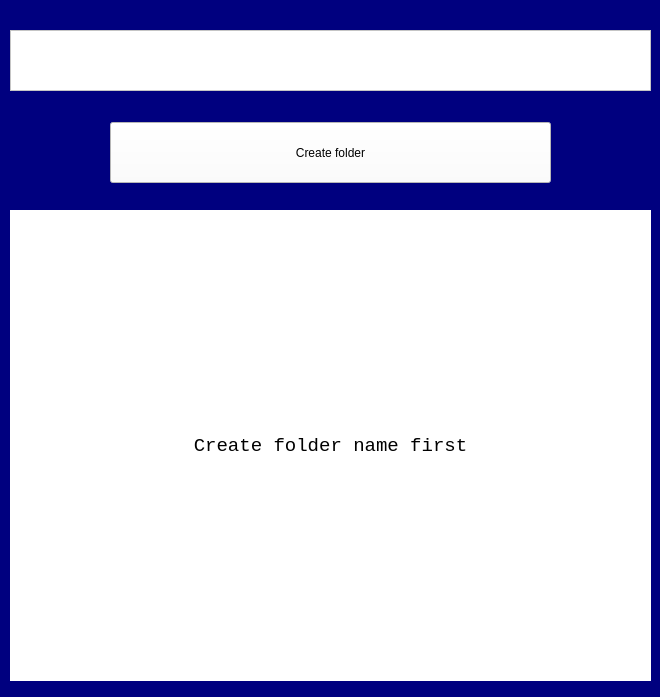
Before: the Qt Designer form untitled.ui in Fsociety-Mrn/AIoT-Smartlock, drawn with Qt 5.
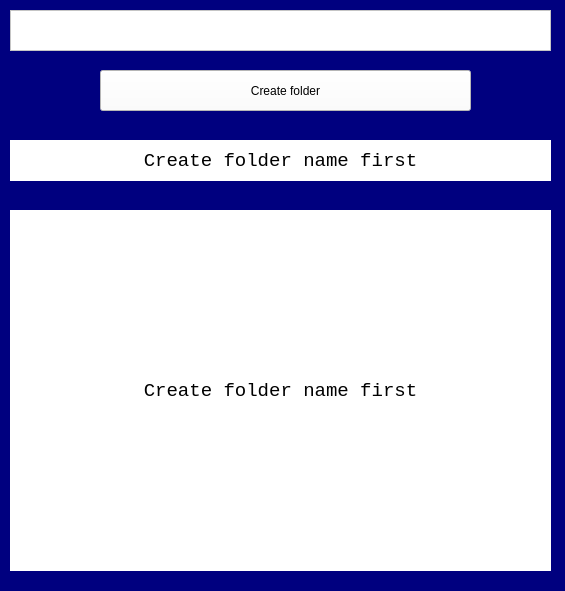
After: the same form once the commit is applied.

```diff
--- a/untitled.ui
+++ b/untitled.ui
@@ -9,8 +9,8 @@
    <rect>
     <x>0</x>
     <y>0</y>
-    <width>660</width>
-    <height>697</height>
+    <width>565</width>
+    <height>591</height>
    </rect>
   </property>
   <property name="windowTitle">
@@ -31,8 +31,8 @@
      <rect>
       <x>10</x>
       <y>210</y>
-      <width>641</width>
-      <height>471</height>
+      <width>541</width>
+      <height>361</height>
      </rect>
     </property>
     <property name="font">
@@ -55,9 +55,9 @@
     <property name="geometry">
      <rect>
       <x>10</x>
-      <y>30</y>
-      <width>641</width>
-      <height>61</height>
+      <y>10</y>
+      <width>541</width>
+      <height>41</height>
      </rect>
     </property>
     <property name="styleSheet">
@@ -67,10 +67,10 @@
    <widget class="QPushButton" name="pushButton">
     <property name="geometry">
      <rect>
-      <x>110</x>
-      <y>122</y>
-      <width>441</width>
-      <height>61</height>
+      <x>100</x>
+      <y>70</y>
+      <width>371</width>
+      <height>41</height>
      </rect>
     </property>
     <property name="styleSheet">
@@ -80,6 +80,31 @@
      <string>Create folder</string>
     </property>
    </widget>
+   <widget class="QLabel" name="label_2">
+    <property name="geometry">
+     <rect>
+      <x>10</x>
+      <y>140</y>
+      <width>541</width>
+      <height>41</height>
+     </rect>
+    </property>
+    <property name="font">
+     <font>
+      <family>Courier New</family>
+      <pointsize>14</pointsize>
+     </font>
+    </property>
+    <property name="styleSheet">
+     <string notr="true">background-color:rgb(255, 255, 255)</string>
+    </property>
+    <property name="text">
+     <string>Create folder name first</string>
+    </property>
+    <property name="alignment">
+     <set>Qt::AlignCenter</set>
+    </property>
+   </widget>
   </widget>
  </widget>
  <resources/>
```
